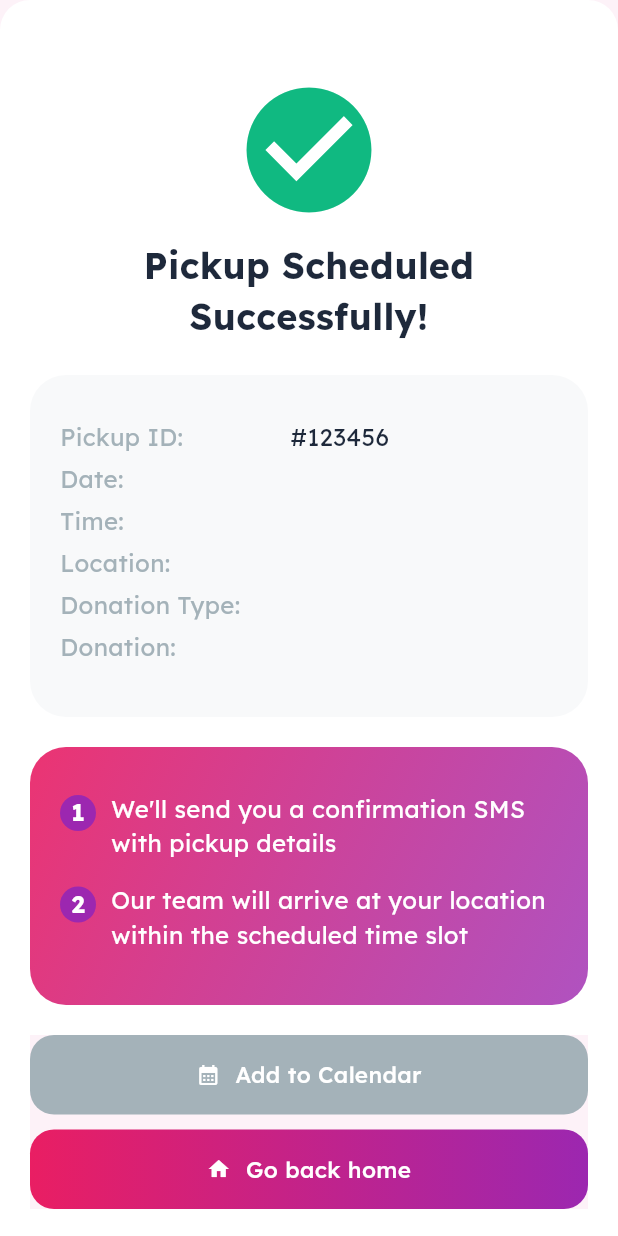
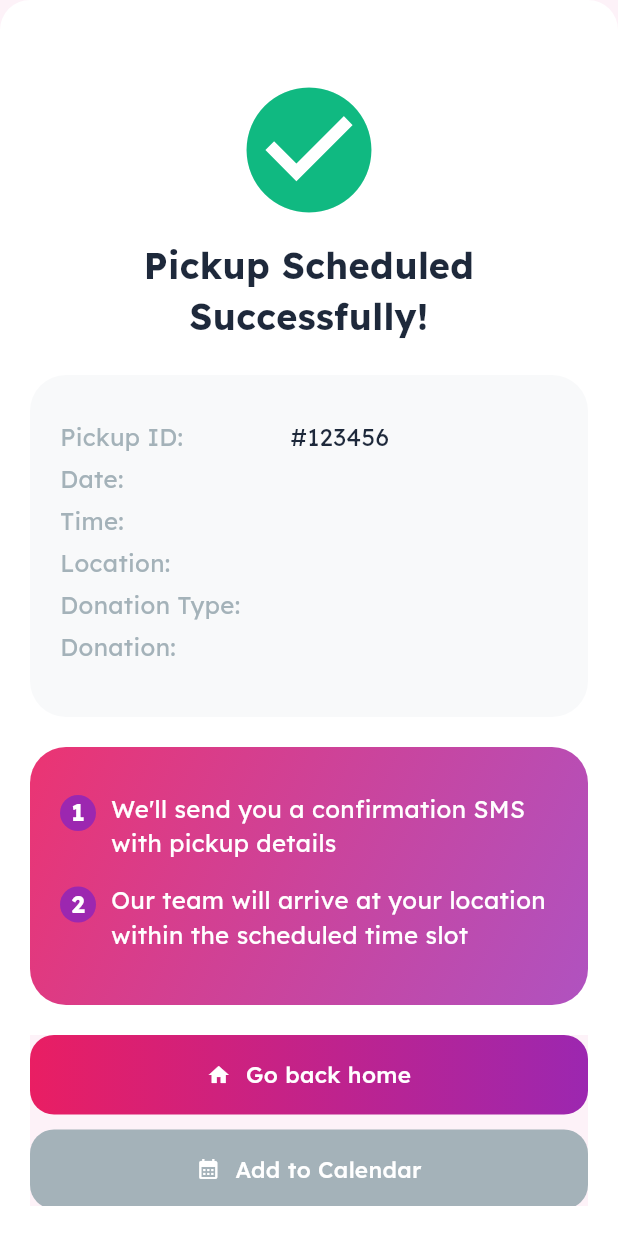
Before and after one commit to juliamwangi123/flo_rewite, a Flutter app: the SuccessScheduleBottomSheet screen opened by its route, after a tap on "Go back home", on a phone screen of 412 x 824 dp. Run offline on Flutter 3.47's test engine with Material 3 defaults, Android fonts, the phone set to English and light mode, and no system bars; our stand-ins replace app_links, bloc, country_code_picker, dartz, equatable, firebase_auth and 13 more; missing offline and left inert: add_2_calendar; accounts and stored records are empty.

Commit message:
feat: implement add to calendar for pickup donation pick up reminder

```diff
--- /dev/null
+++ b/lib/core/services/add_pickup_to_calendar_service.dart
@@ -0,0 +1,48 @@
+import 'package:add_2_calendar/add_2_calendar.dart';
+// this file should act as a service to add the pick up date to users calendar but for now added  the event directl to the ui widget
+ Event event = Event(
+      title: 'Event title',
+      description: 'Event description',
+      location: 'Event location',
+      startDate: DateTime.now(),
+      endDate: DateTime.now().add(const Duration(minutes: 30)),
+      iosParams: const IOSParams(
+        reminder: Duration(minutes: 40),
+        url: 'http://example.com',
+      ),
+      androidParams: const AndroidParams(
+        emailInvites: ['test@example.com'],
+      ),
+    );
+
+
+
+class AddEventsToCalendar {
+  String eventTitle;
+  String eventDescription;
+  String eventLocation;
+  DateTime startDate;
+  DateTime endDate;
+
+  AddEventsToCalendar({
+    required this.eventTitle,
+    required this.eventDescription,
+    required this.eventLocation,
+    required this.startDate,
+    required this.endDate,
+  });
+
+  Event call() {
+    return Event(
+      title: eventTitle,
+      description: eventDescription,
+      location: eventLocation,
+      startDate: startDate,
+      endDate: endDate,
+      iosParams: const IOSParams(
+        reminder: Duration(minutes: 40),
+      ),
+      androidParams: const AndroidParams(),
+    );
+  }
+}
--- a/lib/features/pick_up/presentation/widgets/confiramtion_schedule_screen.dart
+++ b/lib/features/pick_up/presentation/widgets/confiramtion_schedule_screen.dart
@@ -1,3 +1,4 @@
+import 'package:add_2_calendar/add_2_calendar.dart';
 import 'package:floo_aid_rewrite/core/theme/text_theme.dart';
 import 'package:floo_aid_rewrite/core/theme/theme.dart';
 import 'package:floo_aid_rewrite/core/widgets/spaces.dart';
@@ -14,7 +15,6 @@ class SuccessScheduleBottomSheet extends StatelessWidget {
   @override
   Widget build(BuildContext context) {
     return Material(
-      child: SingleChildScrollView(
       child: Container(
         height: MediaQuery.of(context).size.height,
         padding: const EdgeInsets.all(20.0),
@@ -25,9 +25,8 @@ class SuccessScheduleBottomSheet extends StatelessWidget {
             topRight: Radius.circular(20.0),
           ),
         ),
-          child: Column(
+        child: ListView(
           // mainAxisAlignment: MainAxisAlignment.center,
-            crossAxisAlignment: CrossAxisAlignment.start,
           children: [
             largeVerticalSizedBox,
             const ConfirmationCheckerSection(),
@@ -38,16 +37,81 @@ class SuccessScheduleBottomSheet extends StatelessWidget {
           ],
         ),
       ),
-      ),
     );
   }
 
   Widget _buildConformtionScreenButton(context) {
     return Material(
-      child: Column(
+      child: BlocConsumer<SchedulePickupBloc, SchedulePickupState>(
+        listener: (context, state) {
+        },
+        builder: (context, state) {
+          return Column(
             children: [
               InkWell(
-            onTap: () {},
+                  onTap: () {
+                    context.read<SchedulePickupBloc>().add(
+                      ScheduleFormResetEvent(),
+                    );
+
+                    context.read<NavigationBloc>().add(
+                      const ChangeCurrentEvent(currentIndex: 0),
+                    );
+                    // Navigator.pushReplacementNamed(context, AppRoutes.homePage);
+                  },
+                  child: Container(
+                    padding: const EdgeInsets.symmetric(vertical: 16),
+                    decoration: const BoxDecoration(
+                      gradient: LinearGradient(
+                        colors: [
+                          AppColors.floaidPink,
+                          AppColors.floaidPurple,
+                        ],
+                        begin: Alignment.centerLeft,
+                        end: Alignment.centerRight,
+                      ),
+                      borderRadius: BorderRadius.all(Radius.circular(16)),
+                    ),
+                    child: Row(
+                      mainAxisAlignment: MainAxisAlignment.center,
+                      children: [
+                        const Icon(
+                          Icons.home,
+                          color: AppColors.whiteColor,
+                          size: 16,
+                        ),
+                        smallHorizontalSizedBox,
+                        Text(
+                          'Go back home',
+                          style: boldSize15Text(AppColors.whiteColor),
+                        ),
+                      ],
+                    ),
+                  ),
+                ),
+
+              smallVerticalSizedBox,
+              InkWell(
+                onTap: () {
+                  Add2Calendar.addEvent2Cal(
+                    Event(
+                      title: 'FloAid Donation',
+                      description: 'Donation pick by FloAid Team',
+                      location: state.currentForm.address,
+                      startDate: DateTime.parse(state.currentForm.pickupDate),
+                      endDate: DateTime.parse(
+                        state.currentForm.pickupDate,
+                      ).add(const Duration(minutes: 30)),
+                      iosParams: const IOSParams(
+                        reminder: Duration(minutes: 40),
+                        // url: 'http://example.com',
+                      ),
+                      androidParams: const AndroidParams(
+                        // emailInvites: ['test@example.com'],
+                      ),
+                    ),
+                  );
+                },
                 child: Container(
                   padding: const EdgeInsets.symmetric(vertical: 16),
                   decoration: const BoxDecoration(
@@ -71,53 +135,9 @@ class SuccessScheduleBottomSheet extends StatelessWidget {
                   ),
                 ),
               ),
-          smallVerticalSizedBox,
-          BlocConsumer<SchedulePickupBloc, SchedulePickupState>(
-            listener: (context, state) {
-              // TODO: implement listener
-
-            },
-            builder: (context, state) {
-              return InkWell(
-                onTap: () {
-                   context.read<SchedulePickupBloc>().add(
-                    ScheduleFormResetEvent(),
-                  );
-
-                       context.read<NavigationBloc>().add(
-                    const ChangeCurrentEvent(currentIndex: 0),);
-                  // Navigator.pushReplacementNamed(context, AppRoutes.homePage);
-                },
-                child: Container(
-                  padding: const EdgeInsets.symmetric(vertical: 16),
-                  decoration: const BoxDecoration(
-                    gradient: LinearGradient(
-                      colors: [AppColors.floaidPink, AppColors.floaidPurple],
-                      begin: Alignment.centerLeft,
-                      end: Alignment.centerRight,
-                    ),
-                    borderRadius: BorderRadius.all(Radius.circular(16)),
-                  ),
-                  child: Row(
-                    mainAxisAlignment: MainAxisAlignment.center,
-                    children: [
-                      const Icon(
-                        Icons.home,
-                        color: AppColors.whiteColor,
-                        size: 16,
-                      ),
-                      smallHorizontalSizedBox,
-                      Text(
-                        'Go back home',
-                        style: boldSize15Text(AppColors.whiteColor),
-                      ),
             ],
-                  ),
-                ),
           );
         },
-          ),
-        ],
       ),
     );
   }
--- a/pubspec.yaml
+++ b/pubspec.yaml
@@ -56,6 +56,7 @@ dependencies:
   country_code_picker: ^3.4.0
   modal_bottom_sheet: ^3.0.0
   app_links: ^6.4.1
+  add_2_calendar: ^3.0.1
 
 dev_dependencies:
   flutter_test:
```
Also changed, not shown: pubspec.lock, 6 other files. Lines whose indentation alone changed are shown as unchanged.
